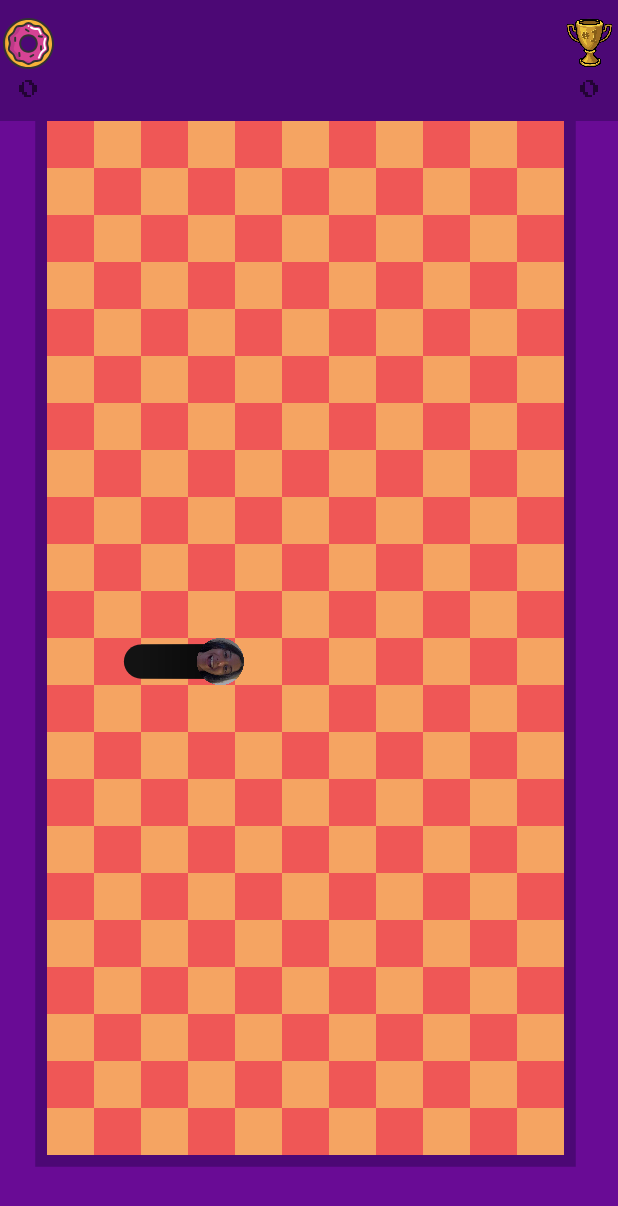
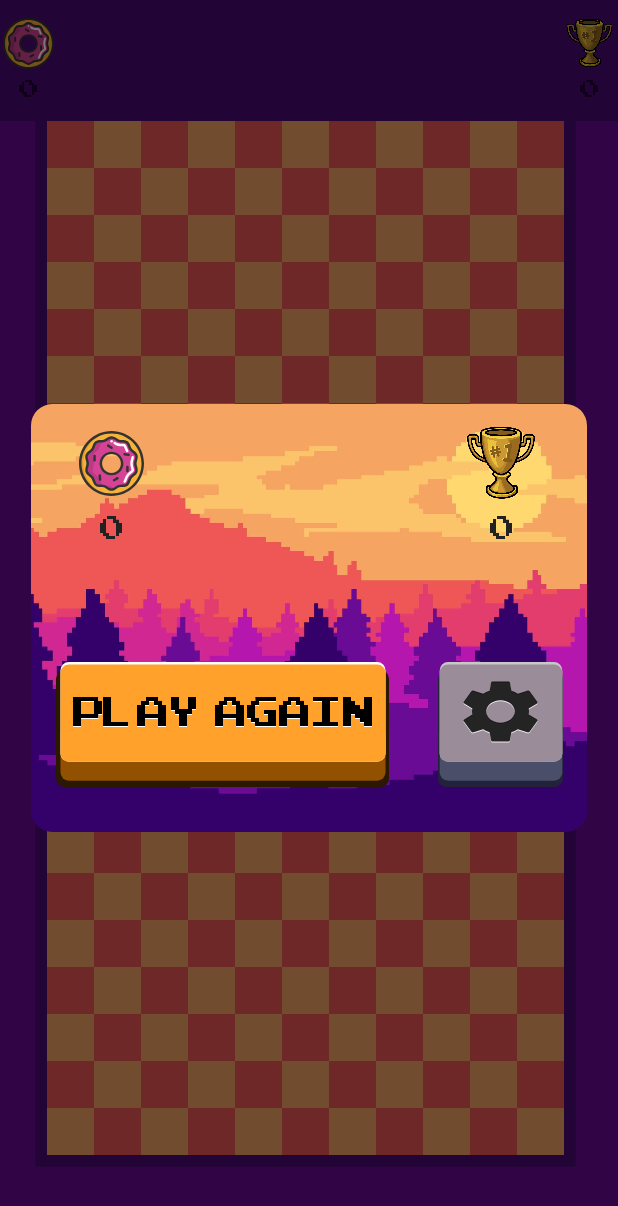
Before and after one commit to user5234/snake, an Android app: the screen it shows after launch (MainActivity), on a phone screen of 412 x 824 dp. Shown: the top 1206 px of the screen. Run offline under Robolectric (Android 15) with nearby library versions, the phone set to English and light mode, and no system bars.

Commit message:
added play screen and ThemeButton

```diff
--- a/app/src/main/java/game/snake/MainActivity.kt
+++ b/app/src/main/java/game/snake/MainActivity.kt
@@ -14,5 +14,6 @@ class MainActivity : AppCompatActivity() {
         supportActionBar?.hide()
         instance = this
         setContentView(R.layout.activity_main)
+        layoutInflater.inflate(R.layout.play_screen, findViewById(R.id.mainLayout))
     }
 }
--- a/app/src/main/java/game/snake/ThemeButton.kt
+++ b/app/src/main/java/game/snake/ThemeButton.kt
@@ -1,29 +1,134 @@
 package game.snake
 
+import android.annotation.SuppressLint
 import android.content.Context
-import android.graphics.Color
+import android.graphics.*
 import android.graphics.drawable.Drawable
 import android.util.AttributeSet
+import android.view.MotionEvent
 import android.view.View
+import androidx.core.content.res.ResourcesCompat
+import androidx.core.view.doOnLayout
 
 class ThemeButton : View {
 
     var text = ""
-    var drawable : Drawable? = null
+    var drawablePrimary : Drawable? = null
+    var drawableSecondary : Drawable? = null
 
-    var textColor = 0
-    var mainColor = 0
-    var shadowColor = 0
-    var highlightColor = 0
-    var baseColor = 0
+    var foregroundColorPrimary = Color.BLACK
+    var foregroundColorSecondary = Color.WHITE
+    var highlightColor = Color.WHITE
+    var mainColor = Color.rgb(255, 161, 43)
+    var shadowColor = Color.rgb(145, 81, 0)
+    var baseColor = Color.rgb(43, 24, 0)
+
+    var runnable : Runnable? = null
+
+    private val paint = Paint()
+
+    private var buttonTop = 0F
+    private var buttonTopHeight = 0F
+    private var textHeight = 0F
 
     constructor(ctx: Context) : super(ctx)
 
-    constructor(ctx: Context, attrs: AttributeSet) : super(ctx, attrs)
+    constructor(ctx: Context, attrs: AttributeSet) : super(ctx, attrs) { init(attrs, 0) }
 
-    constructor(ctx: Context, attrs: AttributeSet, defStyleAttr: Int) : super(ctx, attrs, defStyleAttr)
+    constructor(ctx: Context, attrs: AttributeSet, defStyleAttr: Int) : super(ctx, attrs, defStyleAttr) { init(attrs, defStyleAttr) }
 
-    private fun init(ctx: Context, attrs: AttributeSet, defStyleAttr: Int) {
-//        val ta = ctx.obtainStyledAttributes(attrs, R.styleable.ThemeButton, defStyleAttr)
+    init {
+        doOnLayout {
+            buttonTopHeight = 4F * height / 5 - 1
+            buttonTop = 0F
+            //text
+            paint.typeface = ResourcesCompat.getFont(context, R.font.arcade_font)
+            paint.textSize = 0.4666667f * height
+            val metrics = paint.fontMetrics
+            textHeight = metrics.ascent + metrics.descent + metrics.leading
+            //drawables
+            if (drawablePrimary != null) {
+                //cloning the drawable to the second drawable that is going to be behind the primary drawable
+                drawableSecondary = drawablePrimary?.constantState?.newDrawable()?.mutate()
+                //initializing the bounds and color of the primary drawable
+                drawablePrimary?.setBounds((width / 8F).toInt(), (buttonTop + buttonTopHeight / 8F).toInt(), (7 * width / 8F).toInt(), (buttonTop + 7 * buttonTopHeight / 8F).toInt())
+                drawablePrimary?.colorFilter = PorterDuffColorFilter(foregroundColorPrimary, PorterDuff.Mode.SRC_ATOP)
+                //initializing the bounds and color of the secondary drawable
+                drawableSecondary?.setBounds((width / 8F).toInt(), (buttonTop + buttonTopHeight / 8F + height / 90F).toInt(), (7 * width / 8F).toInt(), (buttonTop + 7 * buttonTopHeight / 8F + height / 90F).toInt())
+                drawableSecondary?.colorFilter = PorterDuffColorFilter(foregroundColorSecondary, PorterDuff.Mode.SRC_ATOP)
+            }
+        }
+    }
+
+    private fun init(attrs: AttributeSet, defStyleAttr: Int) {
+        val ta = context.obtainStyledAttributes(attrs, R.styleable.ThemeButton, defStyleAttr, 0)
+        val n = ta.indexCount
+        for (i in 0 until n) {
+            when (val attr = ta.getIndex(i)) {
+                R.styleable.ThemeButton_android_text -> {
+                    text = ta.getText(attr) as String
+                }
+                R.styleable.ThemeButton_android_drawable -> {
+                    drawablePrimary = ta.getDrawable(attr)
+                }
+                R.styleable.ThemeButton_foregroundColorPrimary -> {
+                    foregroundColorPrimary = ta.getColor(attr, foregroundColorPrimary)
+                }
+                R.styleable.ThemeButton_foregroundColorSecondary -> {
+                    foregroundColorSecondary = ta.getColor(attr, foregroundColorSecondary)
+                }
+                R.styleable.ThemeButton_highlightColor -> {
+                    highlightColor = ta.getColor(attr, highlightColor)
+                }
+                R.styleable.ThemeButton_mainColor -> {
+                    mainColor = ta.getColor(attr, mainColor)
+                }
+                R.styleable.ThemeButton_shadowColor -> {
+                    shadowColor = ta.getColor(attr, shadowColor)
+                }
+                R.styleable.ThemeButton_baseColor -> {
+                    baseColor = ta.getColor(attr, baseColor)
+                }
+            }
+        }
+        ta.recycle()
+    }
+
+    override fun onDraw(canvas: Canvas?) {
+        super.onDraw(canvas)
+        if (canvas == null) return
+        paint.color = baseColor
+        canvas.drawRoundRect(0F, height / 15f, width - 1F, height - 1F, height / 15f, height / 15f, paint)
+        paint.color = shadowColor
+        canvas.drawRoundRect(width / 75F, height / 2F, 74 * width / 75F, 19 * height / 20F - 1, height / 15F, height / 15F, paint)
+        paint.color = highlightColor
+        canvas.drawRoundRect(width / 75F, buttonTop, 74 * width / 75F, buttonTopHeight + buttonTop, height / 15F, height / 15F, paint)
+        paint.color = mainColor
+        canvas.drawRoundRect(width / 75F, buttonTop + height / 50F, 74 * width / 75F, buttonTopHeight + buttonTop, height / 15F, height / 15F, paint)
+        paint.color = foregroundColorSecondary
+        canvas.drawText(text, (width - paint.measureText(text)) / 2F, buttonTop + (buttonTopHeight - textHeight) / 2F + height / 90F, paint)
+        paint.color = foregroundColorPrimary
+        canvas.drawText(text, (width - paint.measureText(text)) / 2F, buttonTop + (buttonTopHeight - textHeight) / 2F, paint)
+        drawableSecondary?.draw(canvas)
+        drawablePrimary?.draw(canvas)
+    }
+
+    @SuppressLint("ClickableViewAccessibility")
+    override fun onTouchEvent(e: MotionEvent?): Boolean {
+        if (e == null) return true
+        when(e.action) {
+            MotionEvent.ACTION_DOWN -> {
+                buttonTop = height / 8F
+                drawablePrimary?.setBounds((width / 8F).toInt(), (buttonTop + buttonTopHeight / 8F).toInt(), (7 * width / 8F).toInt(), (buttonTop + 7 * buttonTopHeight / 8F).toInt())
+                drawableSecondary?.setBounds((width / 8F).toInt(), (buttonTop + buttonTopHeight / 8F + height / 90F).toInt(), (7 * width / 8F).toInt(), (buttonTop + 7 * buttonTopHeight / 8F + height / 90F).toInt())
+            }
+            MotionEvent.ACTION_UP -> {
+                buttonTop = 0F
+                drawablePrimary?.setBounds((width / 8F).toInt(), (buttonTop + buttonTopHeight / 8F).toInt(), (7 * width / 8F).toInt(), (buttonTop + 7 * buttonTopHeight / 8F).toInt())
+                drawableSecondary?.setBounds((width / 8F).toInt(), (buttonTop + buttonTopHeight / 8F + height / 90F).toInt(), (7 * width / 8F).toInt(), (buttonTop + 7 * buttonTopHeight / 8F + height / 90F).toInt())
+            }
+        }
+        postInvalidate()
+        return true
     }
 }
--- a/app/src/main/res/drawable-v24/settings_icon_white.xml
+++ /dev/null
@@ -1,5 +0,0 @@
-<vector android:alpha="0.85" android:height="24dp"
-    android:tint="?attr/colorControlNormal" android:viewportHeight="24"
-    android:viewportWidth="24" android:width="24dp" xmlns:android="http://schemas.android.com/apk/res/android">
-    <path android:fillColor="@android:color/white" android:pathData="M19.14,12.94c0.04,-0.3 0.06,-0.61 0.06,-0.94c0,-0.32 -0.02,-0.64 -0.07,-0.94l2.03,-1.58c0.18,-0.14 0.23,-0.41 0.12,-0.61l-1.92,-3.32c-0.12,-0.22 -0.37,-0.29 -0.59,-0.22l-2.39,0.96c-0.5,-0.38 -1.03,-0.7 -1.62,-0.94L14.4,2.81c-0.04,-0.24 -0.24,-0.41 -0.48,-0.41h-3.84c-0.24,0 -0.43,0.17 -0.47,0.41L9.25,5.35C8.66,5.59 8.12,5.92 7.63,6.29L5.24,5.33c-0.22,-0.08 -0.47,0 -0.59,0.22L2.74,8.87C2.62,9.08 2.66,9.34 2.86,9.48l2.03,1.58C4.84,11.36 4.8,11.69 4.8,12s0.02,0.64 0.07,0.94l-2.03,1.58c-0.18,0.14 -0.23,0.41 -0.12,0.61l1.92,3.32c0.12,0.22 0.37,0.29 0.59,0.22l2.39,-0.96c0.5,0.38 1.03,0.7 1.62,0.94l0.36,2.54c0.05,0.24 0.24,0.41 0.48,0.41h3.84c0.24,0 0.44,-0.17 0.47,-0.41l0.36,-2.54c0.59,-0.24 1.13,-0.56 1.62,-0.94l2.39,0.96c0.22,0.08 0.47,0 0.59,-0.22l1.92,-3.32c0.12,-0.22 0.07,-0.47 -0.12,-0.61L19.14,12.94zM12,15.6c-1.98,0 -3.6,-1.62 -3.6,-3.6s1.62,-3.6 3.6,-3.6s3.6,1.62 3.6,3.6S13.98,15.6 12,15.6z"/>
-</vector>
--- a/app/src/main/res/layout/play_screen.xml
+++ b/app/src/main/res/layout/play_screen.xml
@@ -82,8 +82,11 @@
             android:id="@+id/settingsButton"
             android:layout_width="0dp"
             android:layout_height="0dp"
-            android:background="#0000"
-            android:elevation="0dp"
+            app:baseColor="#22223b"
+            app:shadowColor="#4a4e69"
+            app:highlightColor="#c8c8c8"
+            app:mainColor="#9a8c98"
+            android:drawable="@drawable/settings_icon"
             app:layout_constraintBottom_toBottomOf="parent"
             app:layout_constraintDimensionRatio="1"
             app:layout_constraintEnd_toEndOf="parent"
@@ -95,7 +98,7 @@
             android:id="@+id/playAgainButton"
             android:layout_width="0dp"
             android:layout_height="0dp"
-            android:background="#0000"
+            android:text="PLAY  AGAIN"
             app:layout_constraintBottom_toBottomOf="parent"
             app:layout_constraintDimensionRatio="2.66"
             app:layout_constraintEnd_toStartOf="@+id/guideline2"
--- a/app/src/main/res/values/attrs.xml
+++ b/app/src/main/res/values/attrs.xml
@@ -7,6 +7,7 @@
         <attr name="shadowColor" format="color"/>
         <attr name="highlightColor" format="color"/>
         <attr name="baseColor" format="color"/>
-        <attr name="android:textColor" />
+        <attr name="foregroundColorPrimary" format="color"/>
+        <attr name="foregroundColorSecondary" format="color"/>
     </declare-styleable>
 </resources>
```
Also changed, not shown: app/build.gradle (+5 -4 lines), app/src/main/res/drawable-v24/settings_icon.xml (renamed from app/src/main/res/drawable-v24/settings_icon_black.xml), app/src/main/res/values/round_corners.xml (renamed from app/src/main/res/values-night/round_corners.xml).
